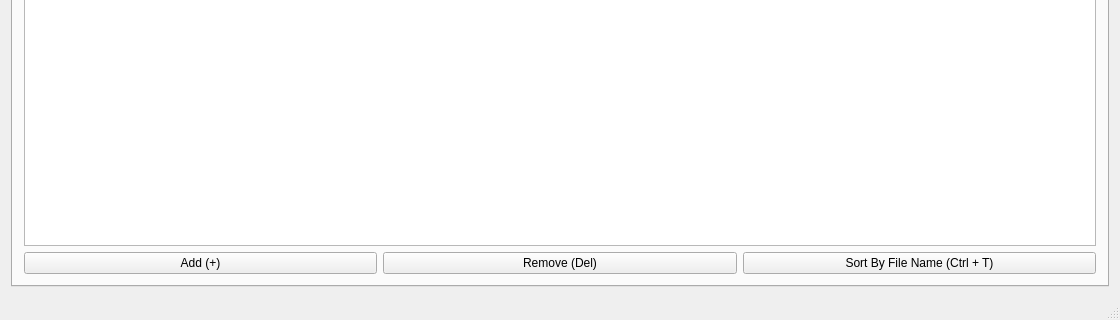
The window that Symmary Commenter/mainwindow.ui (jopemachine-playground/Summary-Commenter) describes before a commit, drawn with Qt 5; both pictures show x 0 to 1120 and y 407 to 727 of the 1120 by 727 pixel window.
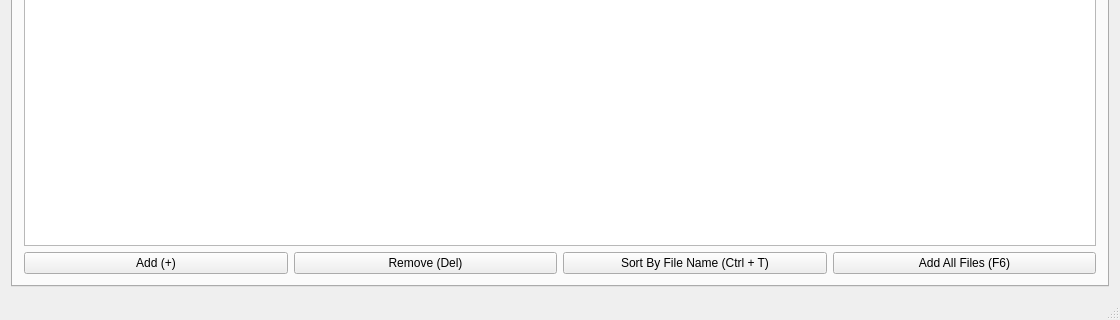
The same window after the commit. The open tabs and pages were chosen to show the change. Icons and pictures are not drawn.

```diff
--- a/Symmary Commenter/mainwindow.ui
+++ b/Symmary Commenter/mainwindow.ui
@@ -729,6 +729,13 @@
               </property>
              </widget>
             </item>
+            <item>
+             <widget class="QPushButton" name="issueAutoImtBtn">
+              <property name="text">
+               <string>Add All Files (F6)</string>
+              </property>
+             </widget>
+            </item>
            </layout>
           </item>
          </layout>
```
Left out of the diff: 9 changed lines with no effect on the pictures.
